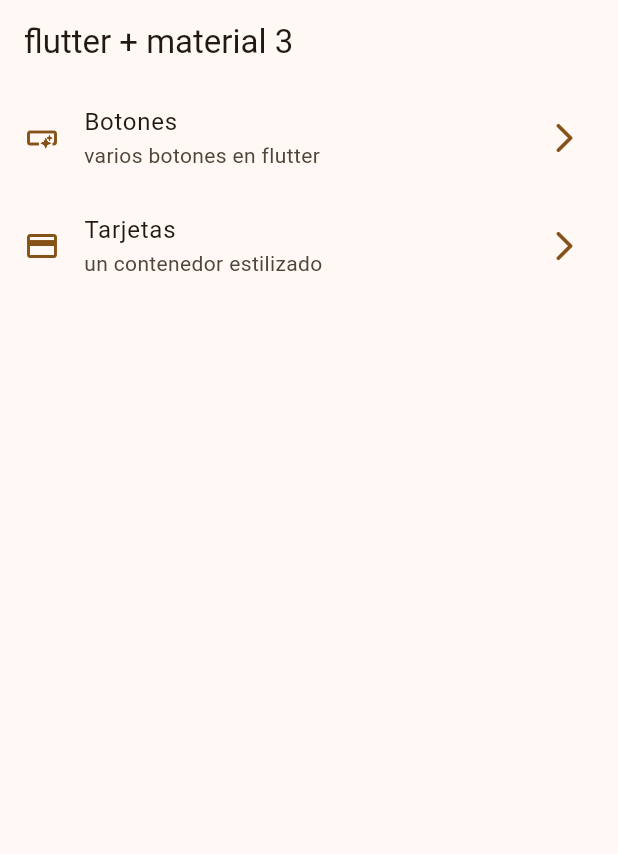
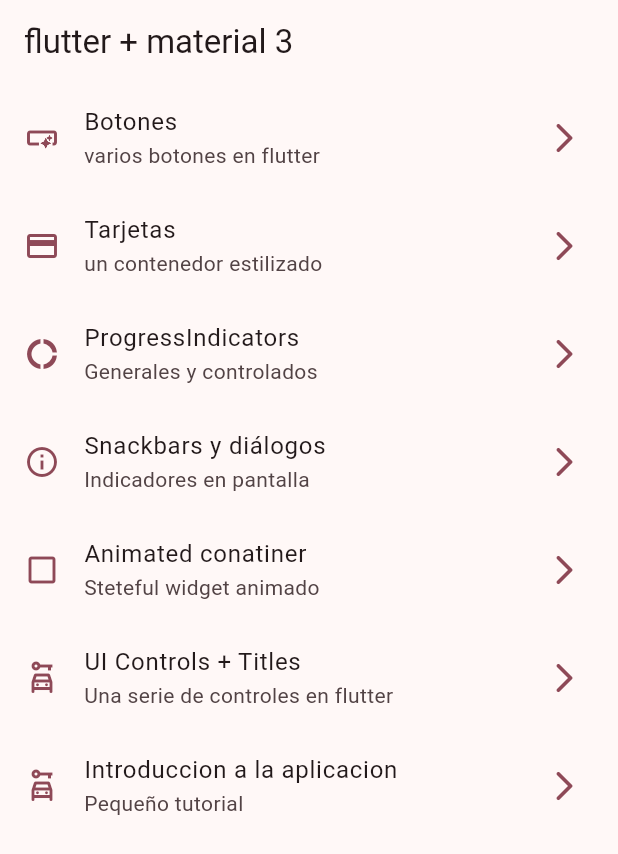
Before and after one commit to Angelina-Pinto/flutterAppWidgets, a Flutter app: the screen it shows after launch, on a phone screen of 412 x 824 dp. Shown: the top 854 px of the screen. Run offline on Flutter 3.47's test engine with Material 3 defaults, Android fonts, the phone set to English and light mode, and no system bars; our stand-ins replace go_router.

Commit message:
se agrego shanckbar, animate container, UI controls

```diff
--- a/lib/config/menu/menu_items.dart
+++ b/lib/config/menu/menu_items.dart
@@ -12,7 +12,37 @@
     title: 'Tarjetas',
     subtitle: 'un contenedor estilizado',
     link: '/cards',
-    icon: Icons.credit_card )
+    icon: Icons.credit_card ),
+
+    MenuItems(
+    title: 'ProgressIndicators',
+    subtitle: 'Generales y controlados',
+    link: '/progress',
+    icon: Icons.donut_large),
+
+    MenuItems(
+    title: 'Snackbars y diálogos',
+    subtitle: 'Indicadores en pantalla',
+    link: '/snackbar',
+    icon: Icons.info_outline),
+
+    MenuItems(
+    title: 'Animated conatiner',
+    subtitle: 'Steteful widget animado',
+    link: '/animated',
+    icon: Icons.check_box_outline_blank),
+
+    MenuItems(
+    title: 'UI Controls + Titles ',
+    subtitle: 'Una serie de controles en flutter',
+    link: '/ui_controls',
+    icon: Icons.car_rental_outlined),
+
+    MenuItems(
+    title: 'Introduccion a la aplicacion ',
+    subtitle: 'Pequeño tutorial',
+    link: '/ui_controls',
+    icon: Icons.car_rental_outlined)
 ];
 
 class MenuItems{
--- a/lib/config/router/app_router.dart
+++ b/lib/config/router/app_router.dart
@@ -1,6 +1,9 @@
 
+import 'package:flutter_widget_aplication/config/progress/progress_screen.dart';
 import 'package:flutter_widget_aplication/config/screens/screen.dart';
 import 'package:go_router/go_router.dart';
+import 'package:flutter_widget_aplication/config/router/app_router.dart';
+import '../../presentation/screens/home/home_screen.dart';
 
 // GoRouter configuration
 final appRouter  = GoRouter(
@@ -20,5 +23,31 @@
       path: '/cards',
       builder: (context, state) => CardsScreen(),
     ),
+    GoRoute(
+
+      path: '/progress',
+      builder: (context, state) => ProgressScreen(),
+    ),
+    GoRoute(
+
+      path: '/snackbar',
+      builder: (context, state) =>const  SanckbarScreen(),
+    ),
+    GoRoute(
+
+      path: '/animated',
+      builder: (context, state) =>const  AnimatedScreen(),
+    ),
+    GoRoute(
+
+      path: '/Ui_controls',
+      builder: (context, state) =>const  UiControlsScreen(),
+    ),
+    GoRoute(
+
+      path: '/tutorial',
+      builder: (context, state) =>const  UiControlsScreen(),
+    ),
+
   ],
 );
--- a/lib/config/screens/screen.dart
+++ b/lib/config/screens/screen.dart
@@ -1,3 +1,10 @@
+export  'package:flutter_widget_aplication/config/animated/animated_screen.dart';
+export  'package:flutter_widget_aplication/config/inifite_scroll/infinite_scroll_screen.dart';
+export  'package:flutter_widget_aplication/config/snackbar/sanckbar_screen.dart';
+export  'package:flutter_widget_aplication/config/tutorial/app_tutorial_screen.dart';
+export  'package:flutter_widget_aplication/UI_controls/ui_controls_screen.dart';
+export  'package:flutter/material.dart';
 export 'package:flutter_widget_aplication/config/buttons/buttons_screen.dart';
 export 'package:flutter_widget_aplication/config/cards/cards_screen.dart';
 export 'package:flutter_widget_aplication/presentation/screens/home/home_screen.dart';
+//////
--- a/lib/main.dart
+++ b/lib/main.dart
@@ -1,9 +1,7 @@
-import 'package:flutter/material.dart';
-import 'package:flutter_widget_aplication/config/buttons/buttons_screen.dart';
-import 'package:flutter_widget_aplication/config/cards/cards_screen.dart';
+import 'package:flutter_widget_aplication/config/progress/progress_screen.dart';
 import 'package:flutter_widget_aplication/config/theme/app_theme.dart';
-import 'package:flutter_widget_aplication/presentation/screens/home/home_screen.dart';
-
+import 'package:flutter_widget_aplication/config/screens/screen.dart';
+import 'package:flutter_widget_aplication/config/router/app_router.dart';
 void main() => runApp(const MyApp());
 
 class MyApp extends StatelessWidget {
@@ -11,14 +9,12 @@
 
   @override
   Widget build(BuildContext context) {
-    return MaterialApp(
-      theme: AppTheme(selectedColor: 1).getTheme(),
+    return MaterialApp.router(
+      routerConfig: appRouter,
+      debugShowCheckedModeBanner: false,
+      theme: AppTheme(selectedColor: 3).getTheme(),
       title: 'Material App',
-      home: const Homescreen(),
-      routes: {
-        '/buttons':  (context) => const ButtonsScreen(),
-        '/cards':  (context) => const CardsScreen()
-      },
+
     );
   }
 }
--- a/lib/presentation/screens/home/home_screen.dart
+++ b/lib/presentation/screens/home/home_screen.dart
@@ -7,7 +7,7 @@
 
 class Homescreen extends StatelessWidget {
 
-  static const name = 'home_screen';
+  static const name = 'Homescreen';
 
   const Homescreen({super.key});
 
@@ -67,9 +67,9 @@
     // se puede hacer el llamado de esta forma depenciendo de el link
 
     // asi sera el cambio de la pantalla
-    Navigator.pushNamed(context, menuItem.link);
+    //Navigator.pushNamed(context, menuItem.link);
 
-    //context.push(Homescreen.name);
+    context.push(menuItem.link);
       },
 
     );
--- a/pubspec.yaml
+++ b/pubspec.yaml
@@ -54,7 +54,8 @@
   # the material Icons class.
   uses-material-design: true
   # To add assets to your application, add an assets section, like this:
-  # assets:
+  assets:
+    - assets/Images/
   #   - images/a_dot_burr.jpeg
   #   - images/a_dot_ham.jpeg
   # An image asset can refer to one or more resolution-specific "variants", see
```
Also changed, not shown: lib/UI_controls/ui_controls_screen.dart (added, +121 -0 lines), lib/config/animated/animated_screen.dart (added, +60 -0 lines), lib/config/inifite_scroll/infinite_scroll_screen.dart (added, +12 -0 lines), lib/config/progress/progress_screen.dart (added, +73 -0 lines), lib/config/snackbar/sanckbar_screen.dart (added, +86 -0 lines), lib/config/tutorial/app_tutorial_screen.dart (added, +12 -0 lines), assets/Images/1.png (added), assets/Images/2.png (added), assets/Images/3.png (added), assets/Images/jar-loading.gif (added).
